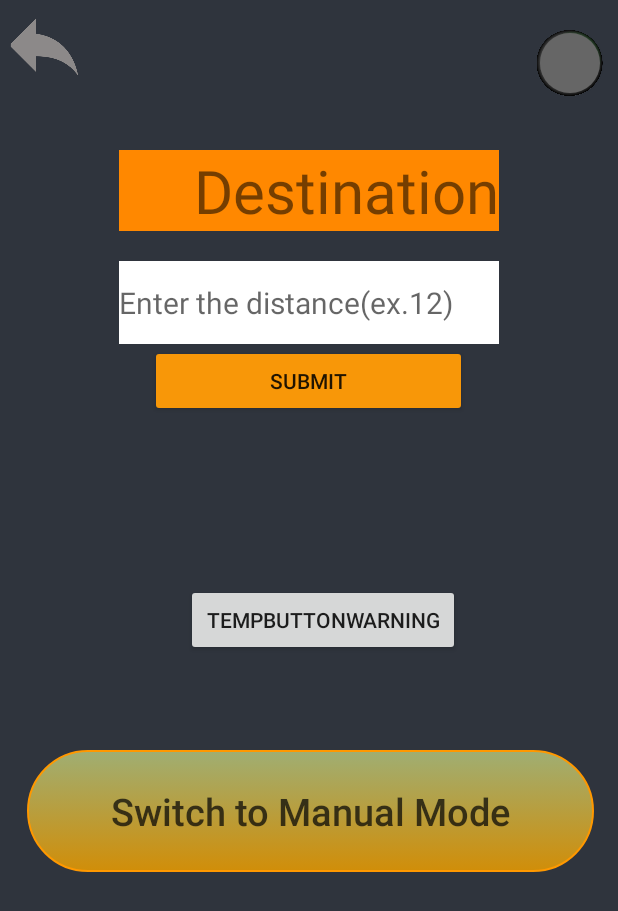
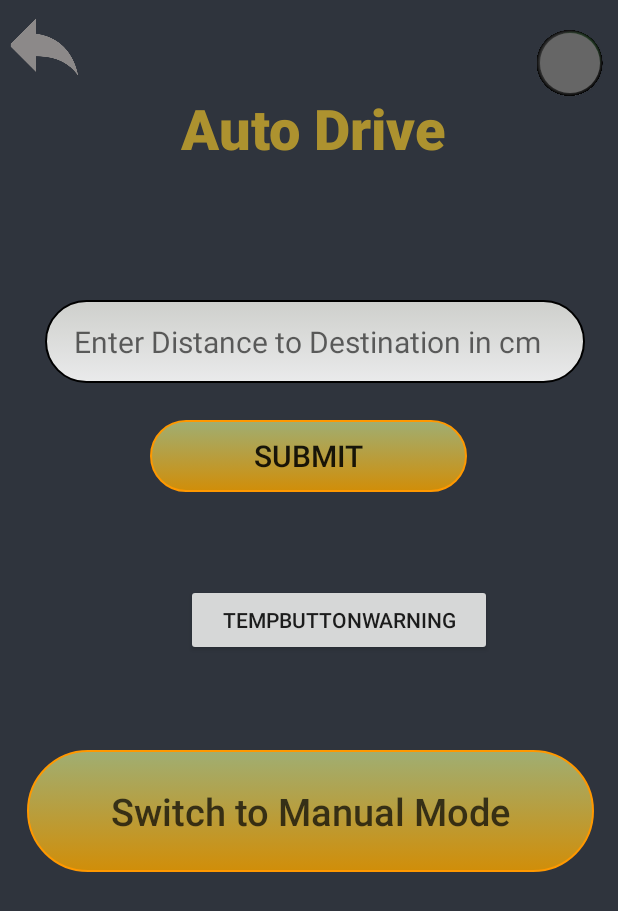
Before and after one commit to DIT112-V20/group-05, an Android app: the activity_automatic screen opened directly, with no data from a screen before it, on a phone screen of 412 x 824 dp. Shown: the top 911 px of the screen. Run offline under Robolectric (Android 15) with nearby library versions, the light colour scheme and no system bars.

Commit message:
changed the design to match the theme of the app

```diff
--- a/UIdesign/app/src/main/java/com/example/uidesign/activity_automatic.kt
+++ b/UIdesign/app/src/main/java/com/example/uidesign/activity_automatic.kt
@@ -21,7 +21,6 @@ class activity_automatic : AppCompatActivity() {
 
 
         val imageButton = findViewById<ImageButton>(R.id.back3)
-        val destination = findViewById<TextView>(R.id.TextViewDestination)
         val number = findViewById<EditText>(R.id.editTextNumber)
         val submitButton = findViewById<Button>(R.id.submitButton)
         val destinationView = findViewById<TextView>(R.id.DestinationTextView)
--- /dev/null
+++ b/UIdesign/app/src/main/res/drawable/enterdestination.xml
@@ -0,0 +1,43 @@
+<?xml version="1.0" encoding="UTF-8"?>
+<selector xmlns:android="http://schemas.android.com/apk/res/android">
+    <item android:state_pressed="true" >
+        <shape xmlns:android="http://schemas.android.com/apk/res/android">
+            android:shape="rectangle">
+
+
+            <solid android:color="#E5CAC5B2"/>
+            <stroke
+                android:width="1dp"
+                android:color="#222222" />
+            <corners android:radius="140dp"/>
+            <padding
+                android:left="10dp"
+                android:top="10dp"
+                android:right="10dp"
+                android:bottom="10dp" />
+        </shape>
+    </item>
+    <item>
+        <shape xmlns:android="http://schemas.android.com/apk/res/android">
+            android:shape="rectangle">
+            <solid android:color="#E5BC9D2E"/>
+            <corners android:radius="140dp"/>
+
+
+            <gradient
+                android:startColor="#E0E1DC"
+                android:endColor="#FFFFFF"
+                android:angle="270" />
+            <stroke
+                android:width="1dp"
+                android:color="#000000" />
+            <corners android:radius="140dp"/>
+            <padding
+                android:left="10dp"
+                android:top="10dp"
+                android:right="10dp"
+                android:bottom="10dp" />
+        </shape>
+
+    </item>
+</selector>
--- a/UIdesign/app/src/main/res/layout/activity_automatic.xml
+++ b/UIdesign/app/src/main/res/layout/activity_automatic.xml
@@ -10,34 +10,35 @@
     android:background="#F7292E37"
     tools:context=".ManualActivity2">
 
-    <LinearLayout
-        android:layout_width="wrap_content"
-        android:layout_height="wrap_content"
-        android:layout_alignParentTop="true"
-        android:layout_centerHorizontal="true"
-        android:layout_marginTop="100dp"
 
 
-        android:orientation="vertical">
 
-        <TextView
-            android:id="@+id/TextViewDestination"
-            android:layout_width="match_parent"
+        <EditText
+            android:layout_width="257dp"
+            android:background="@android:color/transparent"
             android:layout_height="wrap_content"
-            android:layout_marginBottom="20dp"
-            android:background="@android:color/holo_orange_dark"
-            android:text="     Destination"
-            android:textFontWeight="20"
-            android:textSize="40dp" />
+            android:layout_marginLeft="80sp"
+            android:layout_marginTop="60dp"
+            android:text="Auto Drive"
+            android:gravity="center"
+            android:textSize="37dp"
+            android:fontFamily="sans-serif-black"
+            android:textColor="#E5BC9D2E"
+            android:focusableInTouchMode="false"
+            />
+
 
         <EditText
             android:id="@+id/editTextNumber"
-            android:layout_width="match_parent"
+            android:layout_width="360dp"
             android:layout_height="55dp"
-            android:layout_marginBottom="30dp"
-            android:background="#FFF"
+            android:layout_marginLeft="30dp"
+            android:layout_marginTop="200dp"
+
             android:ems="10"
-            android:hint="Enter the distance(ex.12)"
+            android:hint="  Enter Distance to Destination in cm"
+            android:background="@drawable/enterdestination"
+            android:textColor="@color/ic_launcher_background"
             android:inputType="number"
             android:maxLines="1"
             android:singleLine="false"
@@ -45,7 +46,6 @@
             tools:visibility="visible" />
 
 
-    </LinearLayout>
 
 
 
@@ -72,9 +72,9 @@
         android:layout_height="wrap_content"
         android:layout_marginTop="20dp"
         android:layout_centerInParent="true"
-        android:background="#FFF"
+        android:background="#00424D4F"
         android:ems="10"
-        android:hint="cm"
+        android:textColor="#00424D4F"
         android:inputType="number"
         />
 
@@ -125,7 +125,7 @@
 
     <Button
         android:id="@+id/TempButtonWarning"
-        android:layout_width="wrap_content"
+        android:layout_width="203dp"
         android:layout_height="wrap_content"
         android:layout_alignParentStart="true"
         android:layout_alignParentLeft="true"
@@ -135,8 +135,8 @@
         android:layout_marginStart="124dp"
         android:layout_marginLeft="124dp"
         android:layout_marginTop="389dp"
-        android:layout_marginEnd="105dp"
-        android:layout_marginRight="105dp"
+        android:layout_marginEnd="84dp"
+        android:layout_marginRight="84dp"
         android:text="TempButtonWarning" />
 
     <Button
@@ -145,7 +145,6 @@
         android:layout_height="81dp"
         android:layout_marginLeft="18dp"
         android:layout_marginTop="500dp"
-
         android:background="@drawable/colorchange"
         android:rotation="0"
         android:text="@string/toManual"
@@ -158,9 +157,10 @@
         android:layout_width="211dp"
         android:layout_height="wrap_content"
         android:layout_marginLeft="100dp"
-        android:layout_marginTop="230dp"
+        android:layout_marginTop="280dp"
         android:layout_marginRight="80dp"
-        android:backgroundTint="#F89708"
+        android:background="@drawable/colorchange"
+android:textSize="20dp"
         android:text="SUBMIT" />
 
 
```
